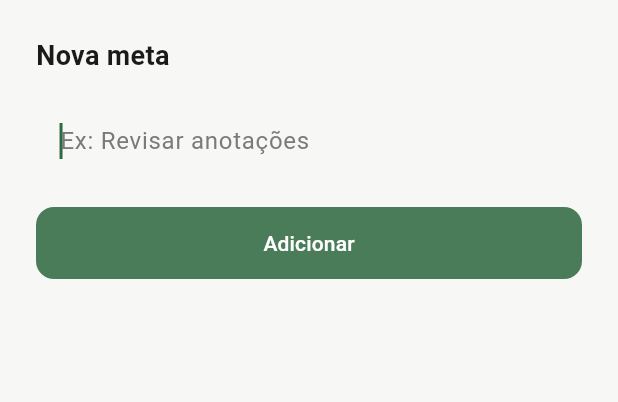
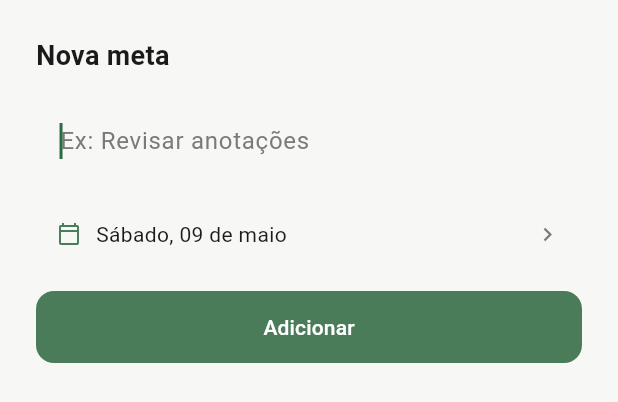
Before and after one commit to JotaDouglas/myweek, a Flutter app: the FormularioMetaDiaria widget shown alone on an empty page, opened directly, after a tap on "Adicionar", on a phone screen of 412 x 824 dp. Shown: the top 402 px of the screen. Run offline on Flutter 3.47's test engine with Material 3 defaults, Android fonts, the phone set to English and light mode, and no system bars; our stand-ins replace sqflite; accounts and stored records are empty; Roboto replaces fonts that are missing (SF Pro Display).

Commit message:
campo de data na meta

```diff
--- a/lib/views/semana/widgets/formulario_meta_diaria.dart
+++ b/lib/views/semana/widgets/formulario_meta_diaria.dart
@@ -2,6 +2,7 @@ import 'package:flutter/material.dart';
 import 'package:provider/provider.dart';
 
 import '../../../core/theme/cores_app.dart';
+import '../../../core/utils/formatador_data.dart';
 import '../../../viewmodels/semana_viewmodel.dart';
 
 class FormularioMetaDiaria extends StatefulWidget {
@@ -13,6 +14,13 @@ class FormularioMetaDiaria extends StatefulWidget {
 
 class _FormularioMetaDiariaState extends State<FormularioMetaDiaria> {
   final _controller = TextEditingController();
+  late DateTime _dataSelecionada;
+
+  @override
+  void initState() {
+    super.initState();
+    _dataSelecionada = context.read<SemanaViewModel>().diaSelecionado;
+  }
 
   @override
   void dispose() {
@@ -20,10 +28,36 @@ class _FormularioMetaDiariaState extends State<FormularioMetaDiaria> {
     super.dispose();
   }
 
+  Future<void> _selecionarData() async {
+    final hoje = DateTime.now();
+    final resultado = await showDatePicker(
+      context: context,
+      initialDate: _dataSelecionada,
+      firstDate: hoje.subtract(const Duration(days: 365)),
+      lastDate: hoje.add(const Duration(days: 365)),
+      builder: (context, child) => Theme(
+        data: Theme.of(context).copyWith(
+          colorScheme: const ColorScheme.light(
+            primary: CoresApp.primaria,
+            onPrimary: Colors.white,
+            surface: CoresApp.fundoCard,
+            onSurface: CoresApp.textoPrimario,
+          ),
+        ),
+        child: child!,
+      ),
+    );
+    if (resultado != null) {
+      setState(() => _dataSelecionada = resultado);
+    }
+  }
+
   void _salvar() {
     final titulo = _controller.text.trim();
     if (titulo.isEmpty) return;
-    context.read<SemanaViewModel>().adicionarMetaManual(titulo);
+    context
+        .read<SemanaViewModel>()
+        .adicionarMetaManual(titulo, data: _dataSelecionada);
     Navigator.of(context).pop();
   }
 
@@ -65,6 +99,40 @@ class _FormularioMetaDiariaState extends State<FormularioMetaDiaria> {
             ),
             onSubmitted: (_) => _salvar(),
           ),
+          const SizedBox(height: 12),
+          GestureDetector(
+            onTap: _selecionarData,
+            child: Container(
+              padding: const EdgeInsets.symmetric(horizontal: 14, vertical: 12),
+              decoration: BoxDecoration(
+                color: CoresApp.fundo,
+                borderRadius: BorderRadius.circular(12),
+              ),
+              child: Row(
+                children: [
+                  const Icon(
+                    Icons.calendar_today_outlined,
+                    size: 16,
+                    color: CoresApp.primaria,
+                  ),
+                  const SizedBox(width: 10),
+                  Text(
+                    formatarDataExtenso(_dataSelecionada),
+                    style: const TextStyle(
+                      fontSize: 14,
+                      color: CoresApp.textoPrimario,
+                    ),
+                  ),
+                  const Spacer(),
+                  const Icon(
+                    Icons.chevron_right,
+                    size: 18,
+                    color: CoresApp.textoSecundario,
+                  ),
+                ],
+              ),
+            ),
+          ),
           const SizedBox(height: 16),
           SizedBox(
             width: double.infinity,
```
Also changed, not shown: lib/viewmodels/semana_viewmodel.dart (+7 -3 lines).
